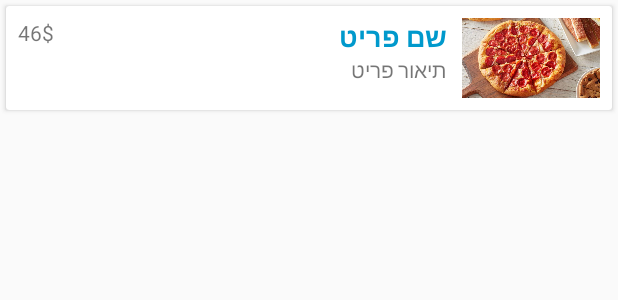
After one commit to D8ug/tammys_kitchen, an Android app: the layout income_item.xml on its own in the app's theme, with its tools: preview values and no code run, on a phone screen of 412 x 824 dp. The commit adds this screen. Shown: the top 300 px of the screen. Run offline under Robolectric (Android 15) with nearby library versions, the phone set to English and light mode, and no system bars.

Commit message:
Version 0.1.5.2  - few bug fixes like the menu editor not deleting the right item  - started adding the new expenses activity

```diff
--- a/app/src/main/AndroidManifest.xml
+++ b/app/src/main/AndroidManifest.xml
@@ -9,7 +9,8 @@
         android:roundIcon="@mipmap/ic_launcher_round"
         android:supportsRtl="true"
         android:theme="@style/Theme.AppCompat.DayNight.NoActionBar">
-        <activity android:name=".EditMenuActivity"></activity>
+        <activity android:name=".NewExpenseActivity"></activity>
+        <activity android:name=".EditMenuActivity" />
         <activity android:name=".AddNewMenuItemsActivity" />
         <activity android:name=".MenuActivity" />
         <activity android:name=".LoginActivity" />
--- a/app/src/main/java/com/schoolproject/tammyskitchen/LiveMenuAdapter.kt
+++ b/app/src/main/java/com/schoolproject/tammyskitchen/LiveMenuAdapter.kt
@@ -7,7 +7,6 @@ import android.view.ViewGroup
 import android.widget.Button
 import android.widget.ImageView
 import android.widget.TextView
-import android.widget.Toast
 import androidx.appcompat.app.AlertDialog
 import androidx.recyclerview.widget.RecyclerView
 import com.bumptech.glide.Glide
@@ -47,7 +46,7 @@ class LiveMenuAdapter(private val menuItemsList: List<LiveMenuItem>) : RecyclerV
             if (FirebaseAuth.getInstance().uid == "6jd8zp2kJaPi2AU7MHWDE8iATju1") {
                 view.deleteItemButton.visibility = Button.VISIBLE
                 view.deleteItemButton.setOnClickListener {
-                    deleteCurrentItem(it)
+                    deleteCurrentItem(itemView.itemID.text.toString())
                 }
             }
 
@@ -89,10 +88,10 @@ class LiveMenuAdapter(private val menuItemsList: List<LiveMenuItem>) : RecyclerV
         val itemID: TextView = itemView.itemID
     }
 
-    fun deleteCurrentItem(view: View) {
+    private fun deleteCurrentItem(itemID: String) {
         Log.e("debug","entered the deleteCurrentItem() function")
 
-        mDatabaseRef = FirebaseDatabase.getInstance().reference.child("menu-items").child(this.menuItemsList[0].itemID)
+        mDatabaseRef = FirebaseDatabase.getInstance().reference.child("menu-items").child(itemID)
         mDatabaseRef.removeValue()
 
     }
--- /dev/null
+++ b/app/src/main/java/com/schoolproject/tammyskitchen/NewExpenseActivity.kt
@@ -0,0 +1,12 @@
+package com.schoolproject.tammyskitchen
+
+import androidx.appcompat.app.AppCompatActivity
+import android.os.Bundle
+
+class NewExpenseActivity : AppCompatActivity() {
+
+    override fun onCreate(savedInstanceState: Bundle?) {
+        super.onCreate(savedInstanceState)
+        setContentView(R.layout.activity_new_expense)
+    }
+}
--- /dev/null
+++ b/app/src/main/res/layout/activity_new_expense.xml
@@ -0,0 +1,9 @@
+<?xml version="1.0" encoding="utf-8"?>
+<androidx.constraintlayout.widget.ConstraintLayout xmlns:android="http://schemas.android.com/apk/res/android"
+    xmlns:app="http://schemas.android.com/apk/res-auto"
+    xmlns:tools="http://schemas.android.com/tools"
+    android:layout_width="match_parent"
+    android:layout_height="match_parent"
+    tools:context=".NewExpenseActivity">
+
+</androidx.constraintlayout.widget.ConstraintLayout>
--- /dev/null
+++ b/app/src/main/res/layout/income_item.xml
@@ -0,0 +1,71 @@
+<?xml version="1.0" encoding="utf-8"?>
+<androidx.cardview.widget.CardView xmlns:android="http://schemas.android.com/apk/res/android"
+    android:layout_width="match_parent"
+    android:layout_height="wrap_content"
+    android:layout_margin="4dp"
+    android:clickable="true"
+    android:foreground="?android:attr/selectableItemBackground">
+    >
+
+
+
+    <RelativeLayout
+        android:layout_width="match_parent"
+        android:layout_height="match_parent"
+        android:padding="8dp"
+        >
+
+        <ImageView
+            android:id="@+id/image_view"
+            android:adjustViewBounds="true"
+            android:maxWidth="96dp"
+            android:maxHeight="54dp"
+            android:layout_height="wrap_content"
+            android:layout_width="wrap_content"
+            android:layout_alignParentEnd="true"
+            android:layout_marginEnd="0dp"
+            android:contentDescription="TODO"
+            android:src="@drawable/pizza"
+            />
+
+        <TextView
+            android:id="@+id/item_name_text_view"
+            android:layout_width="match_parent"
+            android:layout_height="wrap_content"
+            android:layout_marginStart="0dp"
+            android:layout_marginEnd="10dp"
+            android:layout_toStartOf="@+id/image_view"
+            android:layout_toEndOf="@+id/price_text_view"
+            android:text="שם פריט"
+            android:textColor="@android:color/holo_blue_dark"
+            android:textDirection="rtl"
+            android:textSize="18sp"
+            android:textStyle="bold" />
+
+        <TextView
+            android:id="@+id/description_text_view"
+            android:layout_width="match_parent"
+            android:layout_height="wrap_content"
+            android:layout_below="@+id/item_name_text_view"
+            android:layout_toStartOf="@+id/image_view"
+            android:layout_marginEnd="10dp"
+            android:textDirection="rtl"
+            android:text="תיאור פריט" />
+
+        <TextView
+            android:id="@+id/price_text_view"
+            android:layout_width="wrap_content"
+            android:layout_height="wrap_content"
+            android:text="46$"
+
+            />
+
+        <TextView
+            android:layout_width="0dp"
+            android:layout_height="0dp"
+            android:id="@+id/itemID"
+            android:visibility="invisible"/>
+
+
+    </RelativeLayout>
+</androidx.cardview.widget.CardView>
```
